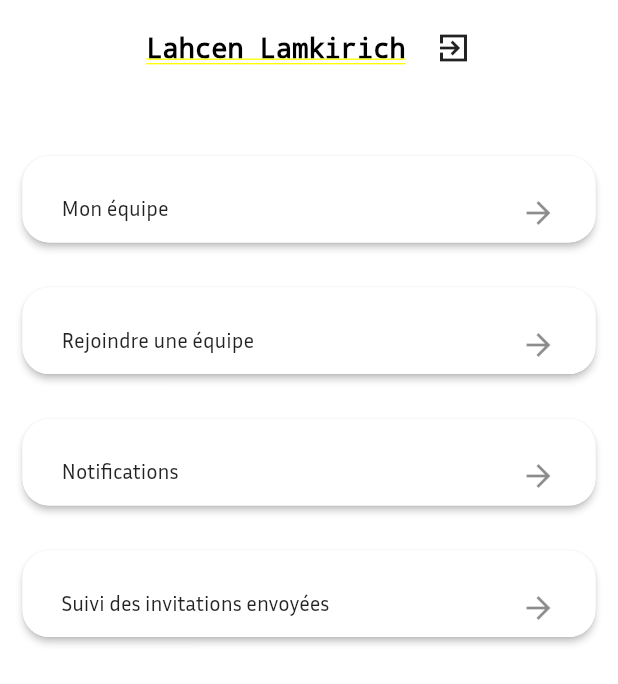
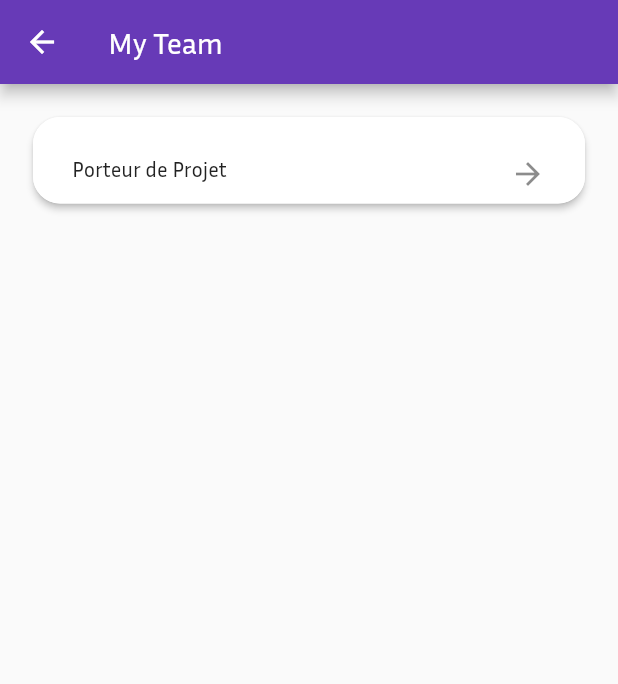
Before and after one commit to LahcenLamkirich/valley_project, a Flutter app: the screen it shows after launch, after a tap on "Mon équipe", on a phone screen of 412 x 824 dp. Shown: the top 684 px of the screen. Run offline on Flutter 3.47's test engine with Material 2 defaults, Android fonts, the phone set to English and light mode, and no system bars; our stand-ins replace font_awesome_flutter, image_picker.

Commit message:
new Commit is up

```diff
--- a/lib/main.dart
+++ b/lib/main.dart
@@ -22,7 +22,7 @@ class _CofounderAppState extends State<CofounderApp> {
           primarySwatch: Colors.deepPurple,
           fontFamily: 'InriaSans',
           visualDensity: VisualDensity.adaptivePlatformDensity),
-      initialRoute: '/shareproject',
+      initialRoute: '/MainPageTalent',
       onGenerateRoute: RouteGenerator.generateRoute,
     );
   }
--- a/lib/pages/session/Idea_holder/Share_project.dart
+++ b/lib/pages/session/Idea_holder/Share_project.dart
@@ -1,6 +1,7 @@
 import 'package:flutter/cupertino.dart';
 import 'package:flutter/material.dart';
 import 'package:flutter/rendering.dart';
+import 'package:valleyproject/pages/session/SkilledPerson/monEquipe.dart';
 
 // This is the page that should be changed in the skill Person :
 class Share_project extends StatefulWidget {
@@ -40,7 +41,9 @@ class _Share_projectState extends State<Share_project> {
                 shape: RoundedRectangleBorder(
                     borderRadius: BorderRadius.circular(18.0),
                     side: const BorderSide(color: Colors.white)),
-                onPressed: () {},
+                onPressed: () {
+                  Navigator.push(context, MaterialPageRoute(builder: (context) => const MyTeam()));
+                },
                 padding: const EdgeInsets.all(10.0),
                 color: Colors.white,
                 textColor: Colors.white,
--- /dev/null
+++ b/lib/pages/session/SkilledPerson/monEquipe.dart
@@ -0,0 +1,36 @@
+import 'package:flutter/material.dart';
+
+class MyTeam extends StatelessWidget {
+  const MyTeam({Key? key}) : super(key: key);
+
+  @override
+  Widget build(BuildContext context) {
+    return Scaffold(
+      appBar: AppBar(title: Text('My Team'),),
+      body: Column(
+        mainAxisAlignment: MainAxisAlignment.start,
+        children: [
+          Container(
+            margin: const EdgeInsets.all(22),
+            height: MediaQuery.of(context).size.height*0.07,
+            child: RaisedButton(
+                shape: RoundedRectangleBorder(
+                    borderRadius: BorderRadius.circular(18.0),
+                    side: const BorderSide(color: Colors.white)),
+                onPressed: () {
+                  Navigator.push(context, MaterialPageRoute(builder: (context) => const MyTeam()));
+                },
+                padding: const EdgeInsets.all(10.0),
+                color: Colors.white,
+                textColor: Colors.white,
+                child: const ListTile(
+                  leading: Text("Porteur de Projet"),
+                  trailing: Icon(Icons.arrow_forward_sharp),
+                )
+            ),
+          ),
+        ],
+      )
+    );
+  }
+}
```
